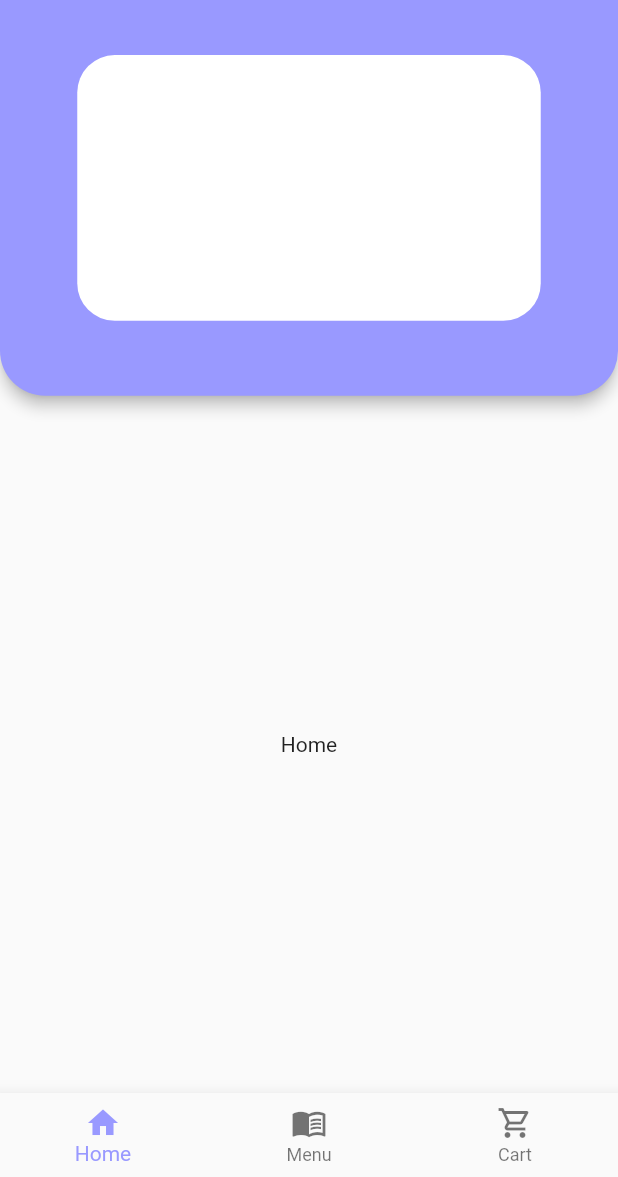
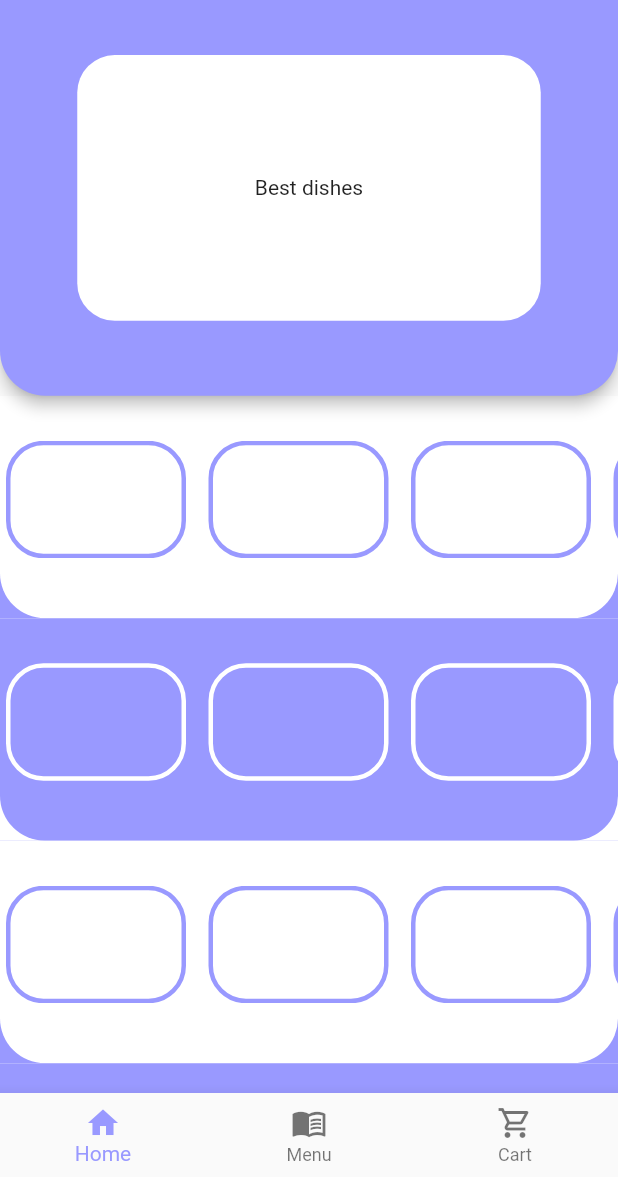
Before and after one commit to MohanpreetS/flutter_projects, a Flutter app: the screen it shows after launch, on a phone screen of 412 x 824 dp, the part 59-1236 px from its top. Run offline on Flutter 3.47's test engine with Material 2 defaults, Android fonts, the phone set to English and light mode, and no system bars; our stand-ins replace shared_preferences, sticky_headers.

Commit message:
homepage design

```diff
--- a/rodhos/lib/screens/cart_screen.dart
+++ b/rodhos/lib/screens/cart_screen.dart
@@ -13,18 +13,13 @@ class _CartScreenState extends State<CartScreen> {
   @override
   Widget build(BuildContext context) {
     final mQuery = MediaQuery.of(context);
-    final colorList = [
-      Colors.red,
-      Colors.blueAccent,
-      Colors.amber.shade200,
-      Colors.purple.shade300,
-    ];
     return Scaffold(
-      drawer: MainDrawer(),
-      appBar: AppBar(
-        title: Text('Cart'),
-      ),
-      body: Center(child: Text('cart')),
-    );
+        drawer: MainDrawer(),
+        appBar: AppBar(
+          title: Text('Cart'),
+        ),
+        body: Center(
+          child: Text('Cart'),
+        ));
   }
 }
--- a/rodhos/lib/screens/home_screen.dart
+++ b/rodhos/lib/screens/home_screen.dart
@@ -1,5 +1,6 @@
 import 'package:flutter/material.dart';
 
+import '../widgets/home_section.dart';
 import '../widgets/main_drawer.dart';
 
 class HomeScreen extends StatefulWidget {
@@ -21,7 +22,8 @@ class _HomeScreenState extends State<HomeScreen> {
             borderRadius: BorderRadius.only(
               bottomLeft: Radius.circular(30),
               bottomRight: Radius.circular(30),
-        )),
+            ),
+          ),
           bottom: PreferredSize(
             preferredSize: Size.fromHeight(mQuery.size.height * 0.3),
             child: Container(
@@ -36,12 +38,32 @@ class _HomeScreenState extends State<HomeScreen> {
                 left: 50,
                 right: 50,
               ),
+              child: Center(
+                child: Text('Best dishes'),
+              ),
+              //TODO: Carousel Slider
             ),
           ),
         ),
-      body: Center(
-        child: Text('Home'),
+        body: ListView(
+          children: [
+            HomeSection(
+              color: Colors.white,
+              nextColor: Theme.of(context).primaryColor,
             ),
-    );
+            HomeSection(
+              nextColor: Colors.white,
+              color: Theme.of(context).primaryColor,
+            ),
+            HomeSection(
+              color: Colors.white,
+              nextColor: Theme.of(context).primaryColor,
+            ),
+            HomeSection(
+              nextColor: Colors.white,
+              color: Theme.of(context).primaryColor,
+            ),
+          ],
+        ));
   }
 }
--- /dev/null
+++ b/rodhos/lib/widgets/home_section.dart
@@ -0,0 +1,44 @@
+import 'package:flutter/material.dart';
+
+import './home_section_item.dart';
+
+class HomeSection extends StatelessWidget {
+  final Color color;
+  final Color nextColor;
+
+  const HomeSection({
+    required this.color,
+    required this.nextColor,
+  });
+
+  @override
+  Widget build(BuildContext context) {
+    return Container(
+      color: nextColor,
+      child: Container(
+        decoration: BoxDecoration(
+          color: color,
+          borderRadius: const BorderRadius.only(
+              bottomLeft: Radius.circular(30.0),
+              bottomRight: Radius.circular(30.0)),
+        ),
+        padding: const EdgeInsets.only(
+          top: 30.0,
+          left: 4,
+          bottom: 40,
+        ),
+        height: MediaQuery.of(context).size.height * 0.18,
+        child: ListView(
+          scrollDirection: Axis.horizontal,
+          children: [
+            HomeSectionItem(color: color, nextColor: nextColor),
+            HomeSectionItem(color: color, nextColor: nextColor),
+            HomeSectionItem(color: color, nextColor: nextColor),
+            HomeSectionItem(color: color, nextColor: nextColor),
+            HomeSectionItem(color: color, nextColor: nextColor)
+          ],
+        ),
+      ),
+    );
+  }
+}
--- /dev/null
+++ b/rodhos/lib/widgets/home_section_item.dart
@@ -0,0 +1,26 @@
+import 'package:flutter/material.dart';
+
+class HomeSectionItem extends StatelessWidget {
+  final color;
+  final nextColor;
+
+  HomeSectionItem({
+    required this.color,
+    required this.nextColor,
+  });
+  @override
+  Widget build(BuildContext context) {
+    return Container(
+      height: 80,
+      width: 120,
+      decoration: BoxDecoration(
+        borderRadius: BorderRadius.circular(25),
+        border: Border.all(
+          color: nextColor,
+          width: 3,
+        ),
+      ),
+      margin: EdgeInsets.only(right: 15),
+    );
+  }
+}
--- a/rodhos/pubspec.yaml
+++ b/rodhos/pubspec.yaml
@@ -26,6 +26,7 @@ dependencies:
   cupertino_icons: ^1.0.2
   provider: ^5.0.0
   sticky_headers: ^0.2.0
+  carousel_slider: ^4.0.0-nullsafety.0
 
 dev_dependencies:
   flutter_test:
```
Also changed, not shown: rodhos/pubspec.lock. Lines whose indentation alone changed are shown as unchanged.
